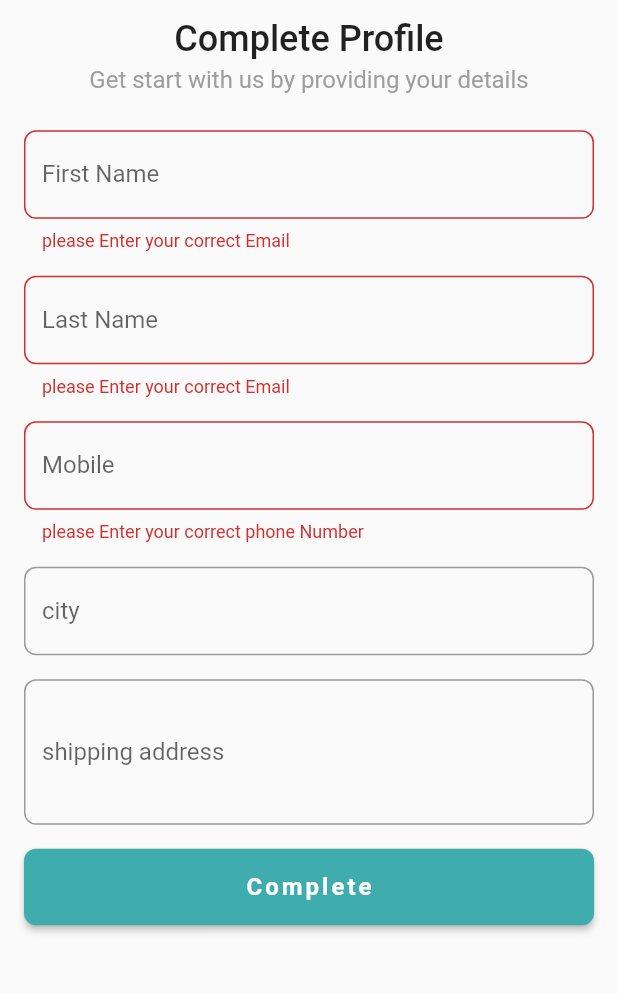
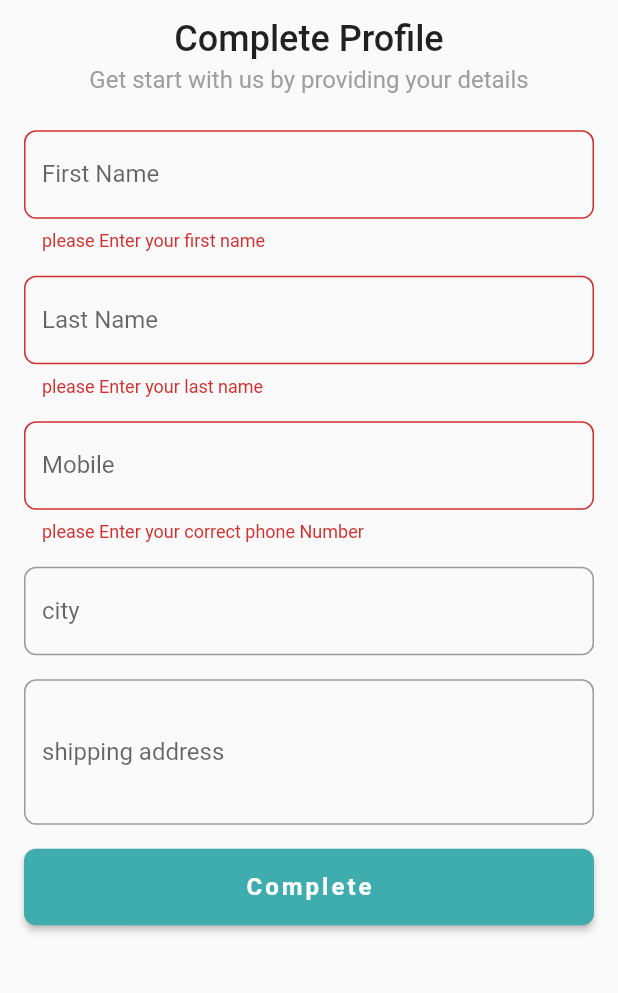
Before and after one commit to mostafejur21/ecommerce, a Flutter app: the CompleteProfileScreen screen opened directly, after a tap on "Complete", on a phone screen of 412 x 824 dp, the part 182-1175 px from its top. Run offline on Flutter 3.47's test engine with Material 2 defaults, Android fonts, the phone set to English and light mode, and no system bars; our stand-ins replace flutter_svg, get.

```diff
--- a/lib/application/apps.dart
+++ b/lib/application/apps.dart
@@ -9,6 +9,7 @@ class CraftyBay extends StatelessWidget {
   @override
   Widget build(BuildContext context) {
     return GetMaterialApp(
+      debugShowCheckedModeBanner: false,
       home: const SplashScreen(),
       theme: ThemeData(
         primarySwatch:
--- a/lib/ui/screen/auth/complete_profile_screen.dart
+++ b/lib/ui/screen/auth/complete_profile_screen.dart
@@ -62,9 +62,8 @@ class _CompleteProfileScreenState extends State<CompleteProfileScreen> {
                   TextFormField(
                     validator: (value) {
                       if (value!.isEmpty ||
-                          !RegExp(r'^[\w-.]+@([\w-]+\.)+\w{2,5}')
-                              .hasMatch(value)) {
-                        return "please Enter your correct Email";
+                          !RegExp(r'^[a-z A-Z]+$').hasMatch(value)) {
+                        return "please Enter your first name";
                       } else {
                         return null;
                       }
@@ -77,9 +76,10 @@ class _CompleteProfileScreenState extends State<CompleteProfileScreen> {
                   ),
                   TextFormField(
                     validator: (value) {
-                      if (value == null || value.trim().isEmpty)
+                      if (value!.isEmpty ||
+                          !RegExp(r'^[a-z A-Z]+$').hasMatch(value))
                       {
-                        return "please Enter your correct Email";
+                        return "please Enter your last name";
                       } else {
                         return null;
                       }},
@@ -92,7 +92,7 @@ class _CompleteProfileScreenState extends State<CompleteProfileScreen> {
                   TextFormField(
                     validator: (value) {
                       if (value!.isEmpty ||
-                          !RegExp(r'/^\(?(\d{3})\)?[- ]?(\d{3})[- ]?(\d{4})$/')
+                          !RegExp(r'^[0-9]{11}$') /*this is another regex validation for number (r'^[+]*[(]{0,1}[0-9]{1,4}[)]{0,1}[-\s\./0-9]*$')*/
                               .hasMatch(value)) {
                         return "please Enter your correct phone Number";
                       } else {
@@ -125,11 +125,11 @@ class _CompleteProfileScreenState extends State<CompleteProfileScreen> {
                     width: double.infinity,
                     child: ElevatedButton(
                       onPressed: () {
-                        _firstNameTEController.clear();
+                        /*_firstNameTEController.clear();
                         _lastNameTEController.clear();
                         _cityTEController.clear();
                         _mobileTEController.clear();
-                        _shippingAddressTEController.clear();
+                        _shippingAddressTEController.clear();*/
                         if(_formKey.currentState!.validate()){
                           Get.to(const HomeScreen());
                         }
--- a/lib/ui/screen/auth/otp_screen.dart
+++ b/lib/ui/screen/auth/otp_screen.dart
@@ -1,14 +1,12 @@
 import 'dart:async';
 
 import 'package:ecommerce/ui/screen/auth/complete_profile_screen.dart';
-import 'package:ecommerce/ui/screen/home_screen.dart';
 import 'package:ecommerce/ui/utils/app_color.dart';
-import 'package:ecommerce/ui/utils/custom_otp_field.dart';
+import 'package:ecommerce/ui/widgets/custom_otp_field.dart';
 import 'package:ecommerce/ui/utils/images_utils.dart';
 import 'package:flutter/material.dart';
 import 'package:flutter_svg/svg.dart';
 import 'package:get/get.dart';
-import 'package:get/get_connect/http/src/utils/utils.dart';
 
 class OtpVerificationScreen extends StatefulWidget {
   const OtpVerificationScreen({super.key});
--- a/lib/ui/utils/images_utils.dart
+++ b/lib/ui/utils/images_utils.dart
@@ -1,4 +1,6 @@
 class ImagesUtils{
   static const craftyBayLogoSVG = 'assets/images/logo.svg';
   static const craftyBayLogoPng = 'assets/images/logo.png';
+  static const craftyBayNavBarLogoSVG = 'assets/images/logo_nav.svg';
+
 }
```
Also changed, not shown: lib/data/utils/api_links.dart (added, +12 -0 lines), lib/ui/screen/bottom_nav_screen.dart (added, +53 -0 lines), lib/ui/screen/cart_screen.dart (added, +19 -0 lines), lib/ui/screen/categories_screen.dart (added, +19 -0 lines), lib/ui/screen/home_screen.dart (+54 -1 lines), lib/ui/screen/splash_screen.dart (+6 -4 lines), lib/ui/screen/wish_list_screen.dart (added, +19 -0 lines), assets/images/logo_nav.svg (added), lib/ui/widgets/custom_otp_field.dart (renamed from lib/ui/utils/custom_otp_field.dart).
